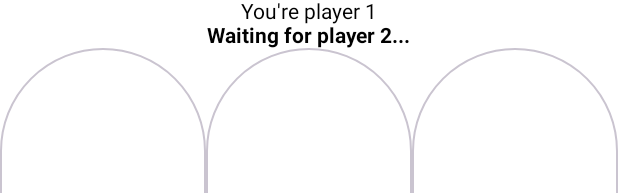
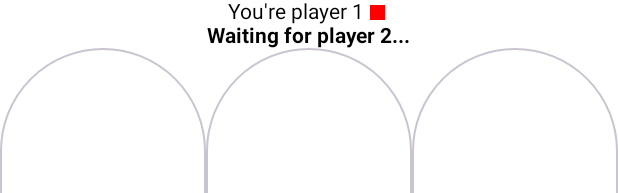
Before and after one commit to obslifer/Tamtam, an Android app built with Jetpack Compose: the @Preview function OngoingGameScreenPreview, on a phone screen of 412 x 824 dp. Shown: the top 193 px of the screen. Run offline under Robolectric (Android 15) with nearby library versions, the phone set to English and light mode, and no system bars; our stand-ins replace livedata-compose.

Commit message:
Adding colored box to identify player

```diff
--- a/app/src/main/java/com/yourcompany/android/tictactoe/ui/screens/GameScreen.kt
+++ b/app/src/main/java/com/yourcompany/android/tictactoe/ui/screens/GameScreen.kt
@@ -1,12 +1,15 @@
 package com.yourcompany.android.tictactoe.ui.screens
 
 import androidx.activity.compose.BackHandler
+import androidx.compose.foundation.background
 import androidx.compose.foundation.layout.Arrangement
+import androidx.compose.foundation.layout.Box
 import androidx.compose.foundation.layout.Column
 import androidx.compose.foundation.layout.Row
 import androidx.compose.foundation.layout.fillMaxSize
 import androidx.compose.foundation.layout.fillMaxWidth
 import androidx.compose.foundation.layout.padding
+import androidx.compose.foundation.layout.size
 import androidx.compose.material3.Button
 import androidx.compose.material3.ButtonDefaults
 import androidx.compose.material3.OutlinedButton
@@ -86,7 +89,15 @@ fun OngoingGameScreen(
     verticalArrangement = Arrangement.Center,
     horizontalAlignment = Alignment.CenterHorizontally
   ) {
-    Text(text = "You're player $localPlayer")
+    Row(verticalAlignment = Alignment.CenterVertically) {
+      Text(text = "You're player $localPlayer")
+      Box(
+        modifier = Modifier
+          .padding(4.dp, 0.dp)
+          .size(10.dp)
+          .background(color = getPlayerColor(localPlayer))
+      )
+    }
     Text(
       text = if (localPlayer == playerTurn) "Your turn!" else "Waiting for player $playerTurn...",
       fontWeight = FontWeight.Bold
--- a/app/src/main/java/com/yourcompany/android/tictactoe/ui/screens/WaitingScreen.kt
+++ b/app/src/main/java/com/yourcompany/android/tictactoe/ui/screens/WaitingScreen.kt
@@ -5,9 +5,8 @@ import androidx.compose.foundation.layout.Arrangement
 import androidx.compose.foundation.layout.Column
 import androidx.compose.foundation.layout.fillMaxSize
 import androidx.compose.foundation.layout.fillMaxWidth
-import androidx.compose.foundation.layout.height
 import androidx.compose.foundation.layout.padding
-import androidx.compose.foundation.layout.width
+import androidx.compose.foundation.layout.size
 import androidx.compose.material3.Button
 import androidx.compose.material3.CircularProgressIndicator
 import androidx.compose.material3.Text
@@ -62,8 +61,7 @@ fun WaitingScreen(
     CircularProgressIndicator(
       modifier = Modifier
         .padding(16.dp)
-        .width(80.dp)
-        .height(80.dp)
+        .size(80.dp)
     )
     Button(
       modifier = Modifier.fillMaxWidth(),
```
Also changed, not shown: app/src/main/java/com/yourcompany/android/tictactoe/ui/theme/Theme.kt (+0 -10 lines).
